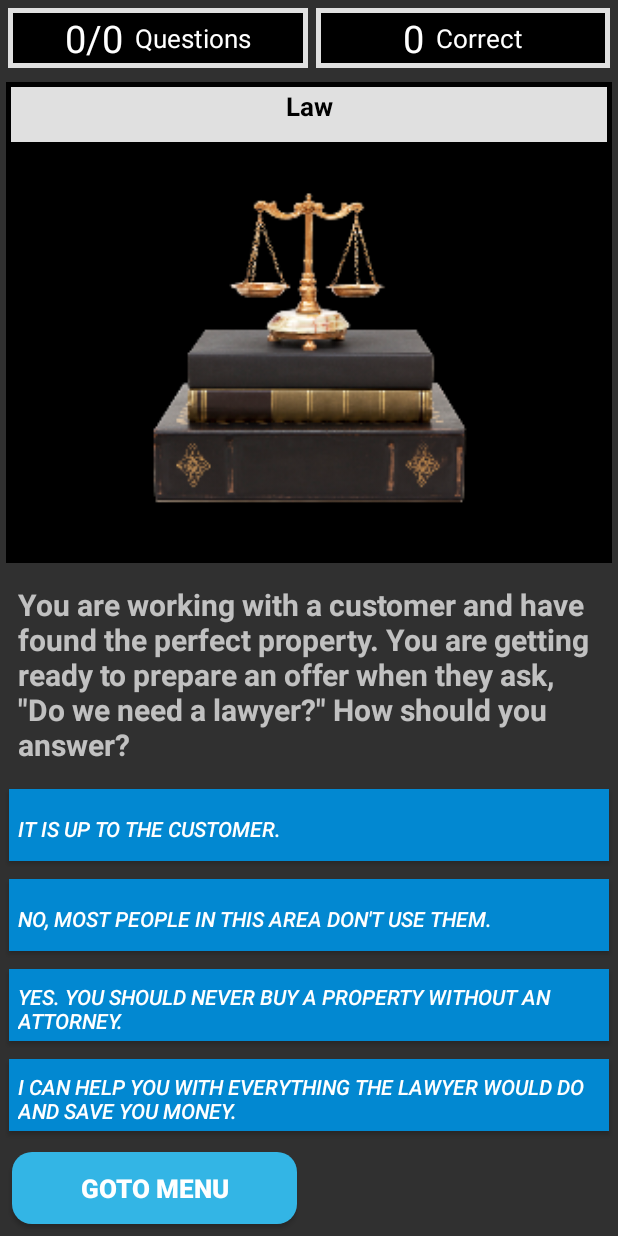
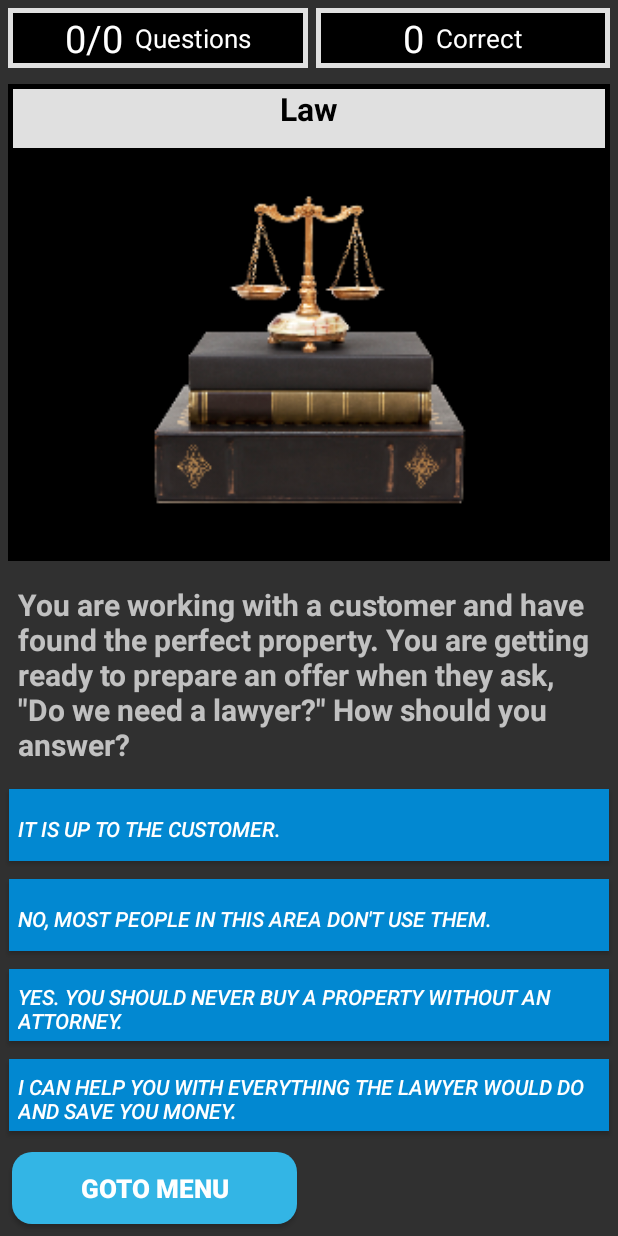
Before and after one commit to nl3appdev21/NJRealtorExam, an Android app: the MainActivity screen opened directly, with no data from a screen before it, on a phone screen of 412 x 824 dp. Run offline under Robolectric (Android 15) with nearby library versions, the phone set to English and light mode, and no system bars; our stand-ins replace Firebase (no records; nobody signed in at launch, a user with empty details on screens opened directly).

Commit message:
commit for new branch beta_test

```diff
--- a/app/src/main/java/com/nl3designs/njrealtorexam/MainActivity.java
+++ b/app/src/main/java/com/nl3designs/njrealtorexam/MainActivity.java
@@ -217,8 +217,6 @@
 
     }
 
-
-
     private void setQuestionScreen(QuestionItem questionItem) {
 
         iv_questionimage.setImageResource(questionManager.categoryMap.get(questionItem.catagory));
--- a/app/src/main/res/layout/activity_main.xml
+++ b/app/src/main/res/layout/activity_main.xml
@@ -68,10 +68,9 @@
 
         <LinearLayout
         android:layout_width="match_parent"
-        android:layout_height="100dp"
+        android:layout_height="40dp"
         android:layout_gravity="center"
-        android:layout_marginBottom="4dp"
-        android:layout_margin="4dp"
+        android:layout_margin="5dp"
         android:background="@drawable/rectangle_box_gray"
         android:gravity="center"
         android:layout_weight="1"
@@ -81,12 +80,12 @@
             android:id="@+id/tv_title"
             android:layout_width="match_parent"
             android:layout_height="wrap_content"
-            android:layout_marginTop="4dp"
+            android:layout_marginTop="2dp"
             android:layout_marginBottom="4dp"
-            android:text="test is said mf"
+            android:text=" 123 "
             android:textStyle="bold"
             android:textColor="@color/Black"
-            android:textSize="17dp"
+            android:textSize="21dp"
             android:gravity="center"/>
 
     <FrameLayout
```
